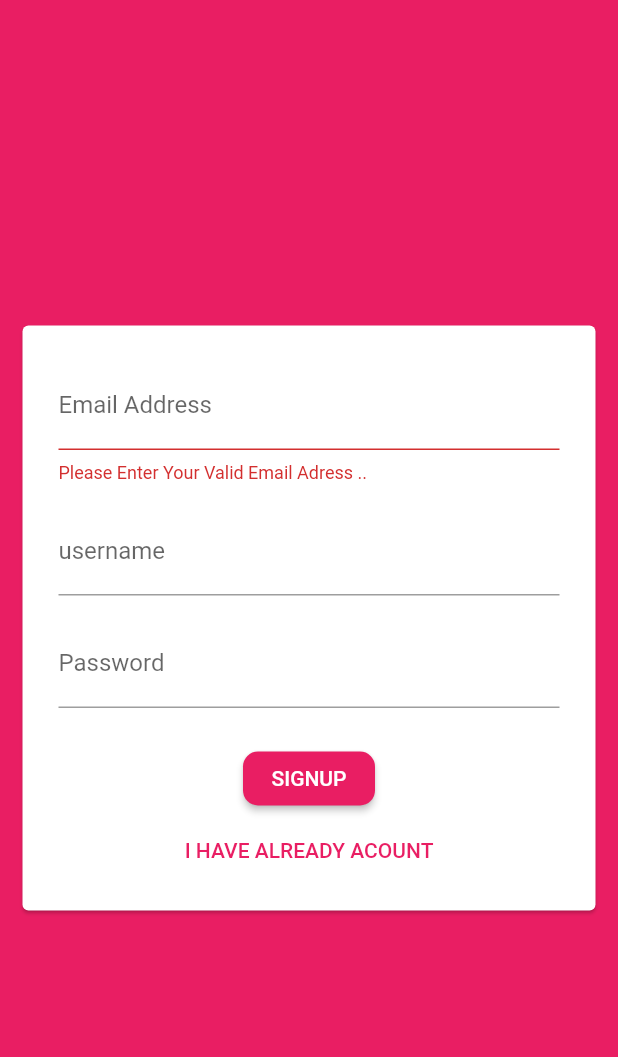
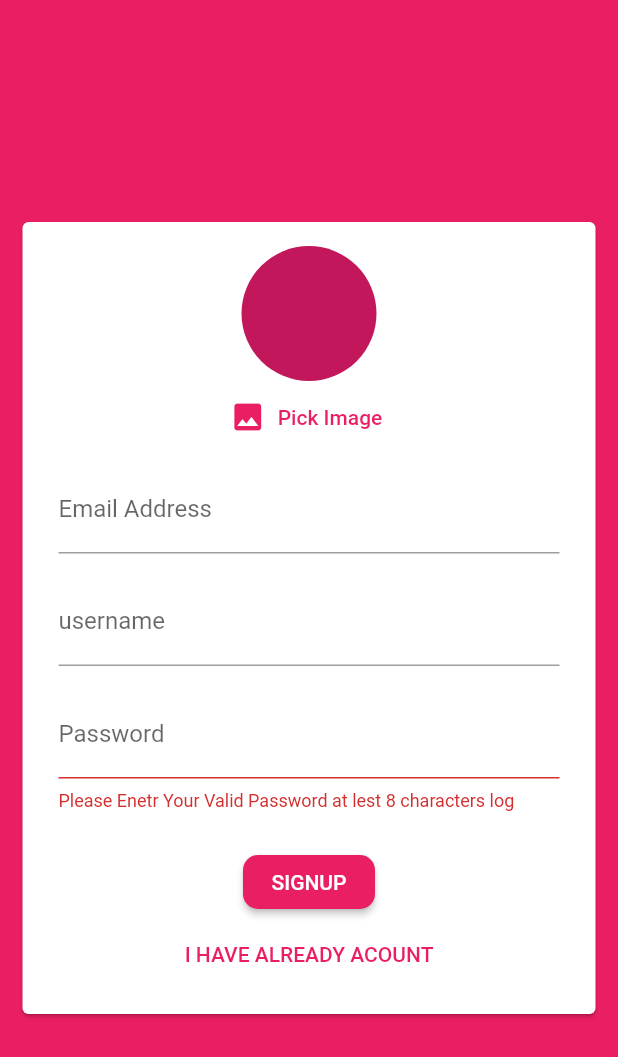
Before and after one commit to Abdelrhman9623/chat_app, a Flutter app: the screen it shows after launch, after a tap on "LOGIN", after a tap on "CREAT NEW ACCOUNT", on a phone screen of 412 x 824 dp. Shown: the top 1057 px of the screen. Run offline on Flutter 3.47's test engine with Material 2 defaults, Android fonts, the phone set to English and light mode, and no system bars; our stand-ins replace cloud_firestore, firebase_auth, firebase_messaging, firebase_storage, image_picker; accounts and stored records are empty.

Commit message:
all is done for android

```diff
--- a/lib/screens/auth_screen.dart
+++ b/lib/screens/auth_screen.dart
@@ -1,4 +1,7 @@
+import 'dart:io';
+
 import 'package:cloud_firestore/cloud_firestore.dart';
+import 'package:firebase_storage/firebase_storage.dart';
 import 'package:flutter/material.dart';
 import 'package:flutter/services.dart';
 import '../widgets/auth/auth_widget_form.dart';
@@ -11,7 +14,14 @@ class AuthScreen extends StatefulWidget {
 class _AuthScreenState extends State<AuthScreen> {
   final _auth = FirebaseAuth.instance;
   var _isLoading = false;
-  void _submitAuthForm(String email, String username, String password, bool isLogin, BuildContext ctx) async {
+  void _submitAuthForm(
+    String email,
+    String username,
+    String password,
+    bool isLogin,
+    File image,
+    BuildContext ctx)
+    async {
     AuthResult authResult;
     try {
       setState(() {
@@ -28,12 +38,16 @@ class _AuthScreenState extends State<AuthScreen> {
           password: password,
         );
         // print(username);
-        await Firestore.instance
-            .collection('users')
-            .document(authResult.user.uid)
-            .setData({
+        // await Firestore.instance.collection('users').document('QZlcX5IsvwgPATVOjoNbCzBm5qE3').
+        final ref =
+          FirebaseStorage.instance.ref().child('user_image').child(authResult.user.uid + '.jpg');
+        await ref.putFile(image).onComplete;
+        final url = await ref.getDownloadURL();
+
+        await Firestore.instance.collection('users').document(authResult.user.uid).setData({
           'username': username,
           'email': email,
+          'image_url': url,
         });
       }
     } on PlatformException catch(err) {
--- a/lib/widgets/auth/auth_widget_form.dart
+++ b/lib/widgets/auth/auth_widget_form.dart
@@ -1,3 +1,6 @@
+import 'dart:io';
+
+import 'package:chat_app/widgets/pickers/user_image_pickers.dart';
 import 'package:flutter/material.dart';
 class AuthForm extends StatefulWidget {
   AuthForm(this.submitFn, this.isLoading);
@@ -7,6 +10,7 @@ class AuthForm extends StatefulWidget {
     String username,
     String password,
     bool isLogin,
+    File image,
     BuildContext context,
   ) submitFn;
   @override
@@ -18,9 +22,21 @@ class _AuthFormState extends State<AuthForm> {
   String _emailAdress = '';
   String _userName = '';
   String _password = '';
+  File _userImageFile;
+  void _pickedImage(File image) {
+    _userImageFile = image;
+  }
   void _trySubmit() {
   final isValid = _formKey.currentState.validate();
   FocusScope.of(context).unfocus();
+  if(_userImageFile == null && !_isLogin) {
+    Scaffold.of(context).showSnackBar(
+      SnackBar(
+        content: Text('Please Pick Your Image'),
+      ),
+    );
+    return;
+  }
   if (isValid) {
     _formKey.currentState.save();
     widget.submitFn(
@@ -28,6 +44,7 @@ class _AuthFormState extends State<AuthForm> {
       _userName.trim(),
       _password.trim(),
       _isLogin,
+      _userImageFile,
       context,
     );
     // print(_userName);
@@ -47,6 +64,10 @@ class _AuthFormState extends State<AuthForm> {
               child: Column(
                 mainAxisSize: MainAxisSize.min,
                 children: <Widget>[
+                 if(!_isLogin)
+                  ImagePickeruser(
+                    _pickedImage
+                  ),
                   Container(
                     padding: const EdgeInsets.all(8),
                     child: TextFormField(
--- a/lib/widgets/chats/messages_widget.dart
+++ b/lib/widgets/chats/messages_widget.dart
@@ -21,6 +21,7 @@ class Messages extends StatelessWidget {
             itemBuilder: (ctx, i) => MessageBubble(
               chatDocs[i]['text'],
               chatDocs[i]['username'],
+              chatDocs[i]['userImage'],
               chatDocs[i]['userId'] == futureSnapshot.data.uid,
               key: ValueKey(chatDocs[i].documentID),
             ),
--- a/lib/widgets/chats/new_message.dart
+++ b/lib/widgets/chats/new_message.dart
@@ -18,7 +18,8 @@ class _NewMessagesState extends State<NewMessages> {
       'text': _enteredMessage,
       'createdAt': Timestamp.now(),
       'userId': user.uid,
-      'username': userData['username']
+      'username': userData['username'],
+      'userImage': userData['image_url'],
     });
     _controller.clear();
   }
--- /dev/null
+++ b/lib/widgets/pickers/user_image_pickers.dart
@@ -0,0 +1,43 @@
+import 'dart:io';
+
+import 'package:flutter/material.dart';
+import 'package:cloud_firestore/cloud_firestore.dart';
+import 'package:image_picker/image_picker.dart';
+class ImagePickeruser extends StatefulWidget {
+  ImagePickeruser(this.imagePickFn);
+  final void Function(File pickImage) imagePickFn;
+  @override
+  _ImagePickeruserState createState() => _ImagePickeruserState();
+}
+
+class _ImagePickeruserState extends State<ImagePickeruser> {
+  File _pickImage;
+  void _pickUrImage() async {
+    final pickImageFile = await ImagePicker.pickImage(
+      source: ImageSource.camera,
+      imageQuality: 50,
+      maxWidth: 150,
+    );
+    setState(() {
+      _pickImage = pickImageFile;
+    });
+    widget.imagePickFn(pickImageFile);
+  }
+  @override
+  Widget build(BuildContext context) {
+    return Column(
+      children: <Widget>[
+        CircleAvatar(
+          radius: 45,
+          backgroundImage: _pickImage != null ? FileImage(_pickImage) : null,
+        ),
+        FlatButton.icon(
+          textColor: _pickImage != null ? Colors.blueGrey : Theme.of(context).primaryColor,
+          icon: Icon(Icons.image),
+          label: Text('Pick Image'),
+          onPressed: _pickUrImage,
+        ),
+      ],
+    );
+  }
+}
--- a/pubspec.yaml
+++ b/pubspec.yaml
@@ -22,6 +22,9 @@ dependencies:
   cupertino_icons: ^0.1.2
   cloud_firestore: ^0.13.5
   firebase_auth: ^0.16.0
+  firebase_storage: ^3.1.5
+  firebase_messaging: ^6.0.13
+  image_picker: ^0.6.6+1
 
 dev_dependencies:
   flutter_test:
```
Also changed, not shown: lib/screens/chat_screen.dart (+29 -2 lines), lib/widgets/chats/message_bubble.dart (+30 -12 lines), firebase.json (added), pubspec.lock, 8 other files.
